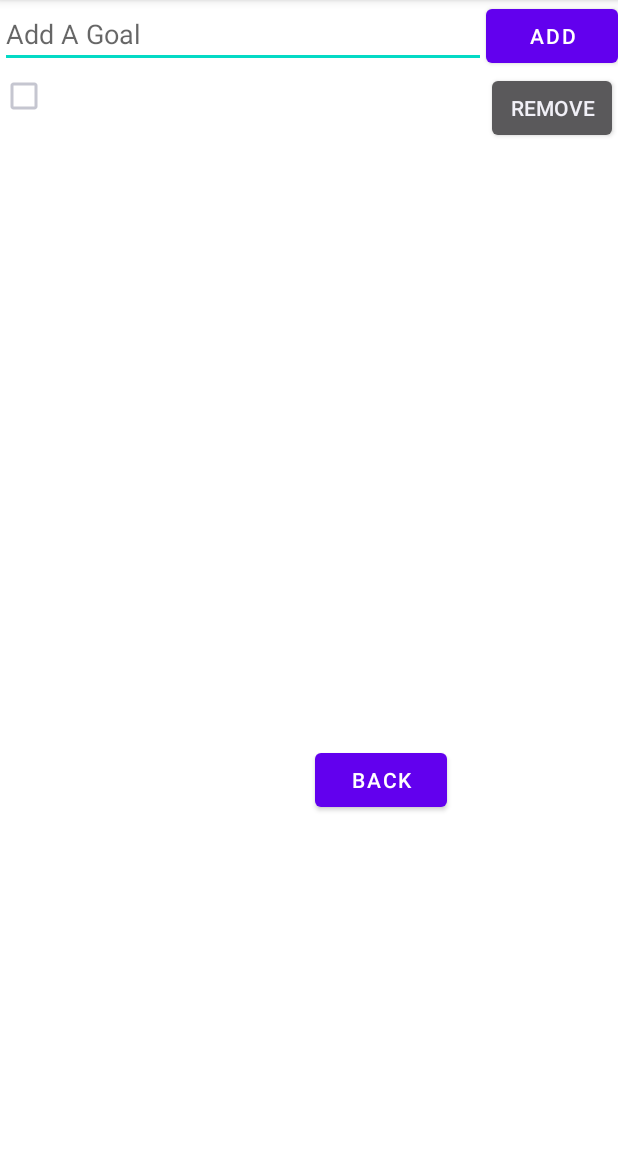
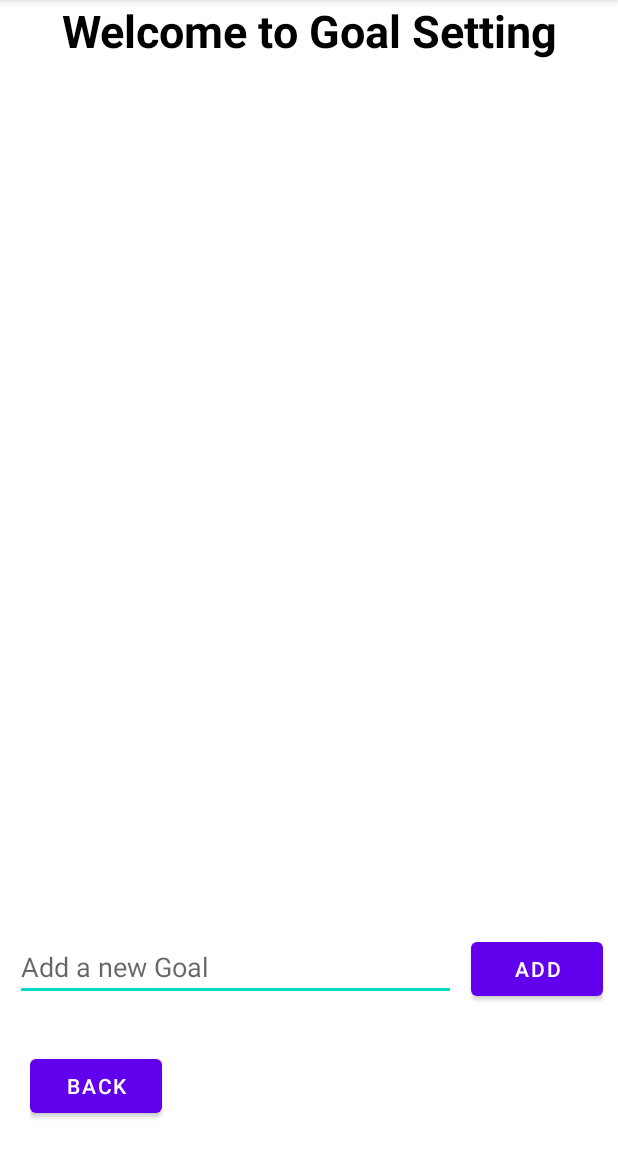
Before and after one commit to razaali01/FitnessApplication, an Android app: the Goals screen opened directly, with no data from a screen before it, after a tap on "ADD", on a phone screen of 412 x 824 dp, the part 84-1236 px from its top. Run offline under Robolectric (Android 15) with nearby library versions, the phone set to English and light mode, and no system bars; 2 statements that could not run were skipped.

Commit message:
Goals changed from checklist to strikethrough

```diff
--- a/app/src/main/java/com/example/fitnessapplication/Goals.java
+++ b/app/src/main/java/com/example/fitnessapplication/Goals.java
@@ -1,61 +1,75 @@
 package com.example.fitnessapplication;
+
+import android.content.Intent;
+import android.graphics.Paint;
+import android.os.Bundle;
+import android.view.View;
+import android.widget.AdapterView;
+import android.widget.ArrayAdapter;
+import android.widget.Button;
+import android.widget.EditText;
+import android.widget.ListView;
+import android.widget.TextView;
 
 import androidx.appcompat.app.AppCompatActivity;
 
-import android.content.Context;
-import android.content.Intent;
-import android.os.Bundle;
-import android.view.LayoutInflater;
-import android.view.View;
-import android.widget.Button;
-import android.widget.EditText;
-import android.widget.LinearLayout;
-import android.widget.TextView;
+import java.util.ArrayList;
+import java.util.List;
+
 
 public class Goals extends AppCompatActivity implements View.OnClickListener{
 
+    List<String> toDoList;
+    ArrayAdapter<String> arrayAdapter;
+    ListView listView;
+    EditText editText;
+
     private Button Back;
-    EditText textIn;
-    Button buttonAdd;
-    LinearLayout container;
 
     @Override
-    protected void onCreate(Bundle savedInstanceState)
-    {
+    protected void onCreate(Bundle savedInstanceState){
         super.onCreate(savedInstanceState);
         setContentView(R.layout.activity_goals);
 
-        textIn = (EditText) findViewById(R.id.textin);
-        buttonAdd = (Button) findViewById(R.id.add);
-        container = (LinearLayout)findViewById(R.id.container);
+        toDoList = new ArrayList<>();
+        //toDoList = User.getToDoList();
+
+
+        arrayAdapter = new ArrayAdapter<>(this,R.layout.list_view_layout, toDoList);
+        listView = findViewById(R.id.id_list_view);
+
+        listView.setAdapter(arrayAdapter);
+        listView.setOnItemClickListener(new AdapterView.OnItemClickListener() {
+            @Override
+            public void onItemClick(AdapterView<?> adapterView, View view, int i, long l) {
+
+                /*
+                if(){
+
+                }
+                */
+
+                TextView textView = (TextView) view;
+                textView.setPaintFlags(textView.getPaintFlags() | Paint.STRIKE_THRU_TEXT_FLAG);
+            }
+        });
+
+        editText = findViewById(R.id.id_edit_text);
 
         Back = (Button) findViewById(R.id.GoalsBack);
         Back.setOnClickListener(this);
-        buttonAdd.setOnClickListener(new View.OnClickListener(){
+    }
 
-            @Override
-            public void onClick(View arg0) {
-                LayoutInflater layoutInflater =
-                        (LayoutInflater) getBaseContext().getSystemService(Context.LAYOUT_INFLATER_SERVICE);
-                final View addView = layoutInflater.inflate(R.layout.row, null);
-                TextView textOut = (TextView)addView.findViewById(R.id.textout);
-                textOut.setText(textIn.getText().toString());
-                Button buttonRemove = (Button) addView.findViewById(R.id.remove);
-                buttonRemove.setOnClickListener(new View.OnClickListener(){
-
-                    @Override
-                    public void onClick(View v) {
-                        ((LinearLayout)addView.getParent()).removeView(addView);
-                    }});
-
-                container.addView(addView);
-            }});
+    public void addItemToList(View view){
+        toDoList.add(editText.getText().toString());
+        //User.setToDoList(toDoList);
+        arrayAdapter.notifyDataSetChanged();
+        editText.setText("");
     }
 
     @Override
     public void onClick(View view) {
-        switch(view.getId())
-        {
+        switch(view.getId()) {
             case(R.id.GoalsBack):
                 startActivity(new Intent(this, HomePage.class));
                 break;
--- a/app/src/main/java/com/example/fitnessapplication/HomePage.java
+++ b/app/src/main/java/com/example/fitnessapplication/HomePage.java
@@ -57,7 +57,7 @@ public class HomePage extends AppCompatActivity implements View.OnClickListener{
 
                 if(userProfile != null)
                 {
-                    String fullName = userProfile.fullName;
+                    String fullName = userProfile.getFullName();
 
                     greetingTextView.setText("Welcome, " + fullName + "!!");
                 }
--- a/app/src/main/java/com/example/fitnessapplication/Registration.java
+++ b/app/src/main/java/com/example/fitnessapplication/Registration.java
@@ -123,7 +123,7 @@ public class Registration extends AppCompatActivity implements View.OnClickListe
                     public void onComplete(@NonNull Task<AuthResult> task) {
                         if(task.isSuccessful())
                         {
-                            User user = new User(name, age, email, password, gender, address);
+                            User user = new User(name, age, email);
 
                             FirebaseDatabase.getInstance().getReference("Users")
                                     .child(FirebaseAuth.getInstance().getCurrentUser().getUid())
--- a/app/src/main/res/layout/activity_goals.xml
+++ b/app/src/main/res/layout/activity_goals.xml
@@ -1,47 +1,79 @@
 <?xml version="1.0" encoding="utf-8"?>
-<LinearLayout xmlns:android="http://schemas.android.com/apk/res/android"
+<RelativeLayout xmlns:android="http://schemas.android.com/apk/res/android"
     xmlns:tools="http://schemas.android.com/tools"
     android:layout_width="match_parent"
     android:layout_height="match_parent"
-    android:paddingBottom="@dimen/activity_vertical_margin"
-    android:paddingLeft="@dimen/activity_horizontal_margin"
-    android:paddingRight="@dimen/activity_horizontal_margin"
-    android:paddingTop="@dimen/activity_vertical_margin"
-    android:orientation="vertical"
-    tools:context=".MainActivity" >
+    tools:context=".Goals" >
 
-    <RelativeLayout
+    <LinearLayout
+        android:id="@+id/GoalsWelcome"
         android:layout_width="match_parent"
-        android:layout_height="wrap_content">
+        android:layout_height="wrap_content"
+        android:layout_alignParentTop="true"
+        tools:ignore="ExtraText">
+        <TextView
+            android:layout_width="match_parent"
+            android:layout_height="wrap_content"
+            android:text="Welcome to Goal Setting"
+            android:textSize="30dp"
+            android:textStyle="bold"
+            android:textColor="@color/black"
+            android:textAlignment="center">
+        </TextView>
+    </LinearLayout>
+
+    <LinearLayout
+        android:id="@+id/id_back"
+        android:layout_width="match_parent"
+        android:layout_height="wrap_content"
+        android:layout_alignParentBottom="true"
+        android:padding="20dp">
 
         <Button
-            android:id="@+id/add"
+            android:id="@+id/GoalsBack"
             android:layout_width="wrap_content"
             android:layout_height="wrap_content"
-            android:layout_alignParentRight="true"
+            android:text="Back">
+
+        </Button>
+    </LinearLayout>
+
+    <LinearLayout
+        android:id="@+id/id_bottom_selection"
+        android:layout_width="match_parent"
+        android:layout_height="wrap_content"
+        android:layout_above="@id/id_back"
+        android:padding="10dp">
+
+        <EditText
+            android:id="@+id/id_edit_text"
+            android:layout_width="0dp"
+            android:layout_height="wrap_content"
+            android:layout_marginRight="10dp"
+            android:layout_weight="1"
+            android:hint="Add a new Goal" />
+
+        <Button
+            android:layout_width="wrap_content"
+            android:layout_height="wrap_content"
+            android:onClick="addItemToList"
             android:text="Add" />
 
-        <EditText
-            android:id="@+id/textin"
-            android:layout_width="match_parent"
-            android:layout_height="wrap_content"
-            android:layout_alignParentLeft="true"
-            android:layout_toLeftOf="@id/add"
-            android:hint="Add A Goal" />
-    </RelativeLayout>
-    <LinearLayout
-        android:id="@+id/container"
-        android:layout_width="match_parent"
-        android:layout_height="wrap_content"
-        android:orientation="vertical">
     </LinearLayout>
 
-    <Button
-        android:id="@+id/GoalsBack"
-        android:layout_width="wrap_content"
-        android:layout_height="wrap_content"
-        android:translationX="210dp"
-        android:translationY="400dp"
-        android:text="Back" />
+    <LinearLayout
+        android:id="@+id/id_top_selection"
+        android:layout_width="match_parent"
+        android:layout_height= "match_parent"
+        android:layout_above="@id/id_bottom_selection"
 
-</LinearLayout>
+        android:orientation="horizontal"
+        android:layout_below="@id/GoalsWelcome">
+
+        <ListView
+            android:id="@+id/id_list_view"
+            android:layout_width="match_parent"
+            android:layout_height="match_parent">
+        </ListView>
+    </LinearLayout>
+</RelativeLayout>
--- a/app/src/main/res/layout/activity_registration.xml
+++ b/app/src/main/res/layout/activity_registration.xml
@@ -99,12 +99,12 @@
         android:layout_width="0dp"
         android:layout_height="wrap_content"
         android:layout_marginStart="24dp"
+        android:layout_marginTop="24dp"
         android:layout_marginEnd="24dp"
-        android:layout_marginBottom="150dp"
         android:text="Register"
-        app:layout_constraintBottom_toBottomOf="parent"
         app:layout_constraintEnd_toEndOf="parent"
-        app:layout_constraintStart_toStartOf="parent" />
+        app:layout_constraintStart_toStartOf="parent"
+        app:layout_constraintTop_toBottomOf="@+id/Address" />
 
     <ProgressBar
         android:id="@+id/progressBar2"
--- a/app/src/main/res/layout/row.xml
+++ /dev/null
@@ -1,18 +0,0 @@
-<?xml version="1.0" encoding="utf-8"?>
-<RelativeLayout xmlns:android="http://schemas.android.com/apk/res/android"
-    xmlns:tools="http://schemas.android.com/tools"
-    android:layout_width="match_parent"
-    android:layout_height="wrap_content">
-    <Button
-        android:id="@+id/remove"
-        android:layout_width="wrap_content"
-        android:layout_height="wrap_content"
-        android:layout_alignParentRight="true"
-        android:text="Remove"/>
-    <CheckBox
-        android:id="@+id/textout"
-        android:layout_width="match_parent"
-        android:layout_height="wrap_content"
-        android:layout_alignParentLeft="true"
-        android:layout_toLeftOf="@id/remove"/>
-</RelativeLayout>
```
Also changed, not shown: app/src/main/java/com/example/fitnessapplication/User.java (+65 -5 lines).
